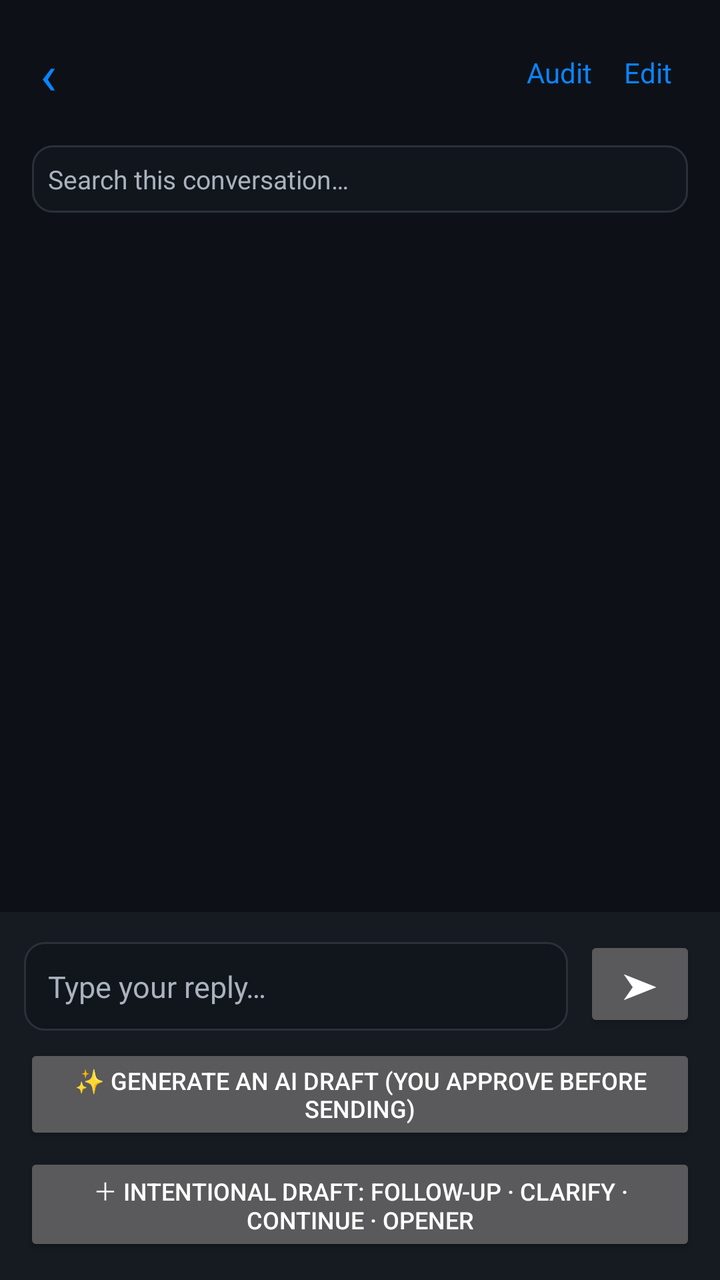
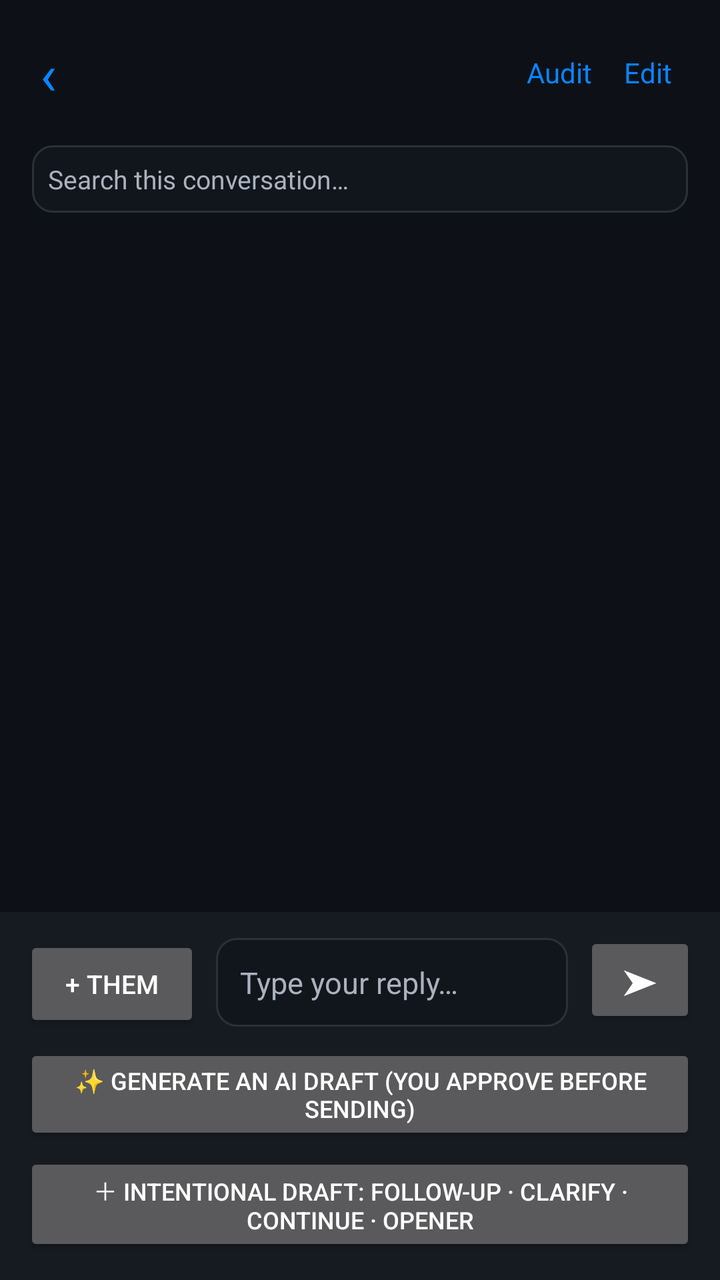

Before-and-after screenshots of an Android layout around one commit, followed by the original layout XML and the change that was made.
<!-- AndroidManifest.xml: application theme ReplyMateTheme -->
<!-- res/layout/activity_conversation.xml -->
<?xml version="1.0" encoding="utf-8"?>
<LinearLayout xmlns:android="http://schemas.android.com/apk/res/android"
    android:layout_width="match_parent"
    android:layout_height="match_parent"
    android:orientation="vertical"
    android:background="@color/bg">

    <LinearLayout
        android:layout_width="match_parent"
        android:layout_height="wrap_content"
        android:orientation="horizontal"
        android:gravity="center_vertical"
        android:padding="16dp">

        <TextView
            android:id="@+id/back_btn"
            android:layout_width="wrap_content"
            android:layout_height="wrap_content"
            android:text="‹"
            android:textColor="@color/accent"
            android:textSize="28sp"
            android:paddingRight="12dp"
            android:paddingLeft="4dp" />

        <LinearLayout
            android:layout_width="0dp"
            android:layout_height="wrap_content"
            android:layout_weight="1"
            android:orientation="vertical">

            <TextView
                android:id="@+id/conv_name"
                android:layout_width="wrap_content"
                android:layout_height="wrap_content"
                android:textColor="@color/text_primary"
                android:textSize="18sp"
                android:textStyle="bold" />

            <TextView
                android:id="@+id/conv_rel"
                android:layout_width="wrap_content"
                android:layout_height="wrap_content"
                android:textColor="@color/text_dim"
                android:textSize="12sp" />
        </LinearLayout>

        <TextView
            android:id="@+id/audit_btn"
            android:layout_width="wrap_content"
            android:layout_height="wrap_content"
            android:text="Audit"
            android:textColor="@color/accent"
            android:textSize="14sp"
            android:padding="8dp" />

        <TextView
            android:id="@+id/edit_btn"
            android:layout_width="wrap_content"
            android:layout_height="wrap_content"
            android:text="Edit"
            android:textColor="@color/accent"
            android:textSize="14sp"
            android:padding="8dp" />
    </LinearLayout>

    <EditText
        android:id="@+id/conv_search"
        android:layout_width="match_parent"
        android:layout_height="wrap_content"
        android:layout_marginLeft="16dp"
        android:layout_marginRight="16dp"
        android:layout_marginBottom="6dp"
        android:hint="@string/conv_search_hint"
        android:textColorHint="@color/text_dim"
        android:textColor="@color/text_primary"
        android:textSize="13sp"
        android:background="@drawable/bg_field"
        android:padding="8dp"
        android:singleLine="true"
        android:inputType="text" />

    <ScrollView
        android:id="@+id/conv_scroll"
        android:layout_width="match_parent"
        android:layout_height="0dp"
        android:layout_weight="1"
        android:paddingLeft="16dp"
        android:paddingRight="16dp">

        <LinearLayout
            android:layout_width="match_parent"
            android:layout_height="wrap_content"
            android:orientation="vertical">

            <LinearLayout
                android:id="@+id/msg_list"
                android:layout_width="match_parent"
                android:layout_height="wrap_content"
                android:orientation="vertical" />

            <TextView
                android:id="@+id/drafts_header"
                android:layout_width="match_parent"
                android:layout_height="wrap_content"
                android:layout_marginTop="16dp"
                android:text="AI drafts"
                android:textColor="@color/text_dim"
                android:textSize="13sp"
                android:visibility="gone" />

            <LinearLayout
                android:id="@+id/draft_list"
                android:layout_width="match_parent"
                android:layout_height="wrap_content"
                android:orientation="vertical" />
        </LinearLayout>
    </ScrollView>

    <TextView
        android:id="@+id/gen_status"
        android:layout_width="match_parent"
        android:layout_height="wrap_content"
        android:paddingLeft="16dp"
        android:paddingRight="16dp"
        android:paddingBottom="4dp"
        android:textColor="@color/accent"
        android:textSize="12sp"
        android:visibility="gone" />

    <LinearLayout
        android:layout_width="match_parent"
        android:layout_height="wrap_content"
        android:orientation="vertical"
        android:background="@color/card"
        android:padding="12dp">

        <LinearLayout
            android:layout_width="match_parent"
            android:layout_height="wrap_content"
            android:orientation="horizontal"
            android:gravity="bottom">

            <EditText
                android:id="@+id/msg_input"
                android:layout_width="0dp"
                android:layout_height="wrap_content"
                android:layout_weight="1"
                android:hint="Type your reply…"
                android:textColorHint="@color/text_dim"
                android:textColor="@color/text_primary"
                android:textSize="15sp"
                android:background="@drawable/bg_field"
                android:padding="12dp"
                android:minLines="1"
                android:maxLines="5"
                android:gravity="center_vertical|left"
                android:inputType="textMultiLine|textCapSentences" />

            
            <Button
                android:id="@+id/btn_manual"
                android:layout_width="56dp"
                android:layout_height="48dp"
                android:layout_marginLeft="8dp"
                android:text="➤"
                android:contentDescription="Send"
                android:textSize="18sp" />
        </LinearLayout>

        <Button
            android:id="@+id/btn_gen"
            android:layout_width="match_parent"
            android:layout_height="wrap_content"
            android:layout_marginTop="6dp"
            android:text="✨ Generate an AI draft (you approve before sending)"
            android:textSize="12sp" />

        
        <Button
            android:id="@+id/btn_intent"
            android:layout_width="match_parent"
            android:layout_height="wrap_content"
            android:layout_marginTop="4dp"
            android:text="＋ Intentional draft: follow-up · clarify · continue · opener"
            android:textSize="12sp" />
    </LinearLayout>

</LinearLayout>
<!-- resources referenced by this layout -->
<resources>
  <color name="accent">#0A84FF</color>
  <color name="bg">#0D1117</color>
  <color name="card">#161B22</color>
  <color name="text_dim">#AAB2BD</color>
  <color name="text_primary">#FFFFFF</color>
  <!-- drawable bg_field (drawable) -->
  <?xml version="1.0" encoding="utf-8"?>
  <shape xmlns:android="http://schemas.android.com/apk/res/android" android:shape="rectangle">
      <solid android:color="#11161D" />
      <stroke android:width="1dp" android:color="#2A3139" />
      <corners android:radius="10dp" />
  </shape>
  <string name="conv_search_hint">Search this conversation…</string>
  <style name="ReplyMateTheme" parent="android:style/Theme.Material.NoActionBar">
          <item name="android:windowBackground">@color/bg</item>
          <item name="android:colorAccent">@color/accent</item>
          <item name="android:statusBarColor">@color/bg</item>
          <item name="android:navigationBarColor">@color/bg</item>
          <item name="android:textColorPrimary">@color/text_primary</item>
      </style>
</resources>

<!-- the commit's change to res/layout/activity_conversation.xml (unified diff, before → after) -->
@@ -140,6 +140,16 @@
             android:orientation="horizontal"
             android:gravity="bottom">
 
+            
+            <Button
+                android:id="@+id/btn_them"
+                android:layout_width="wrap_content"
+                android:layout_height="48dp"
+                android:layout_marginRight="8dp"
+                android:text="+ Them"
+                android:contentDescription="Add a missed message from them"
+                android:textSize="13sp" />
+
             <EditText
                 android:id="@+id/msg_input"
                 android:layout_width="0dp"
